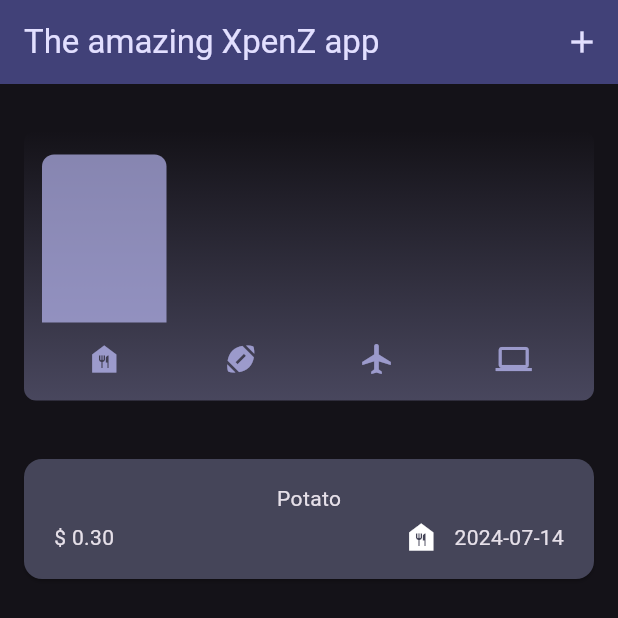
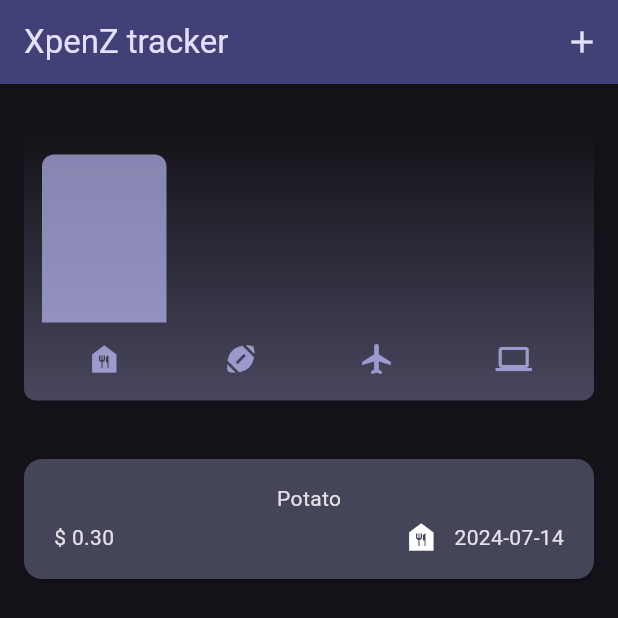
Before and after one commit to nevepura/expense_tracker, a Flutter app: the screen it shows after launch, on a phone screen of 412 x 824 dp. Shown: the top 618 px of the screen. Run offline on Flutter 3.47's test engine with Material 3 defaults, Android fonts, the phone set to English and light mode, and no system bars.

Commit message:
Edited title

```diff
--- a/lib/widgets/expenses.dart
+++ b/lib/widgets/expenses.dart
@@ -81,7 +81,7 @@ class _ExpensesState extends State<Expenses> {
 
     return Scaffold(
       appBar: AppBar(
-        title: const Text("The amazing XpenZ app"),
+        title: const Text("XpenZ tracker"),
         actions: [
           IconButton(
             onPressed: _openAddExpenseOverlay,
```
